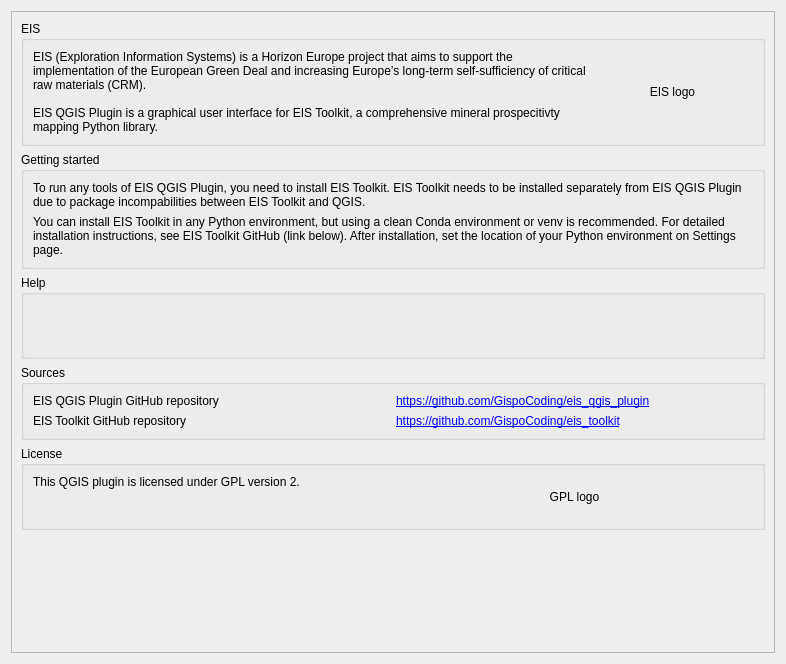
GispoCoding/eis_qgis_plugin, file eis_qgis_plugin/resources/ui/wizard_about.ui: the form before one commit.
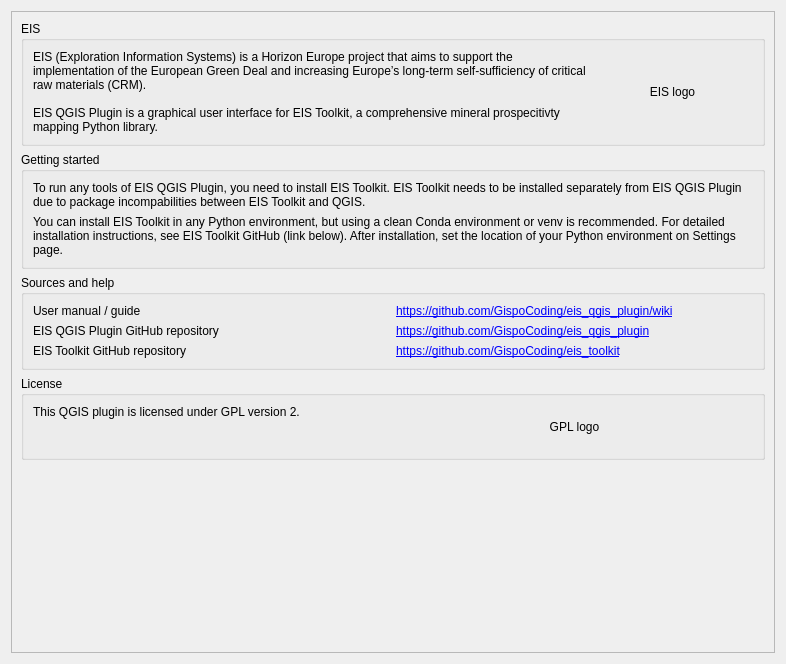
The form after the commit.

Commit message: docs: add user manual link to Wizard About page

```diff
--- a/eis_qgis_plugin/resources/ui/wizard_about.ui
+++ b/eis_qgis_plugin/resources/ui/wizard_about.ui
@@ -107,26 +107,6 @@
          </layout>
         </widget>
        </item>
-       <item>
-        <widget class="QGroupBox" name="groupBox_4">
-         <property name="sizePolicy">
-          <sizepolicy hsizetype="Preferred" vsizetype="Preferred">
-           <horstretch>0</horstretch>
-           <verstretch>0</verstretch>
-          </sizepolicy>
-         </property>
-         <property name="minimumSize">
-          <size>
-           <width>0</width>
-           <height>84</height>
-          </size>
-         </property>
-         <property name="title">
-          <string>Help</string>
-         </property>
-         <layout class="QVBoxLayout" name="verticalLayout_2"/>
-        </widget>
-       </item>
        <item>
         <widget class="QGroupBox" name="groupBox_2">
          <property name="sizePolicy">
@@ -136,40 +116,57 @@
           </sizepolicy>
          </property>
          <property name="title">
-          <string>Sources</string>
+          <string>Sources and help</string>
          </property>
          <layout class="QGridLayout" name="gridLayout">
-          <item row="0" column="1">
-           <widget class="QLabel" name="label_20">
-            <property name="text">
-             <string notr="true">&lt;html&gt;&lt;head/&gt;&lt;body&gt;&lt;p&gt;&lt;a href=&quot;https://github.com/GispoCoding/eis_qgis_plugin&quot;&gt;&lt;span style=&quot; text-decoration: underline; color:#0000ff;&quot;&gt;https://github.com/GispoCoding/eis_qgis_plugin&lt;/span&gt;&lt;/a&gt;&lt;/p&gt;&lt;/body&gt;&lt;/html&gt;</string>
-            </property>
-            <property name="openExternalLinks">
-             <bool>true</bool>
-            </property>
-           </widget>
-          </item>
-          <item row="1" column="1">
-           <widget class="QLabel" name="label_21">
-            <property name="text">
-             <string notr="true">&lt;html&gt;&lt;head/&gt;&lt;body&gt;&lt;p&gt;&lt;a href=&quot;https://github.com/GispoCoding/eis_toolkit&quot;&gt;&lt;span style=&quot; text-decoration: underline; color:#0000ff;&quot;&gt;https://github.com/GispoCoding/eis_toolkit&lt;/span&gt;&lt;/a&gt;&lt;/p&gt;&lt;/body&gt;&lt;/html&gt;</string>
-            </property>
-            <property name="openExternalLinks">
-             <bool>true</bool>
-            </property>
-           </widget>
-          </item>
           <item row="1" column="0">
+           <widget class="QLabel" name="label">
+            <property name="text">
+             <string>EIS QGIS Plugin GitHub repository</string>
+            </property>
+           </widget>
+          </item>
+          <item row="2" column="0">
            <widget class="QLabel" name="label_3">
             <property name="text">
              <string>EIS Toolkit GitHub repository</string>
             </property>
            </widget>
           </item>
+          <item row="2" column="1">
+           <widget class="QLabel" name="label_21">
+            <property name="text">
+             <string notr="true">&lt;html&gt;&lt;head/&gt;&lt;body&gt;&lt;p&gt;&lt;a href=&quot;https://github.com/GispoCoding/eis_toolkit&quot;&gt;&lt;span style=&quot; text-decoration: underline; color:#0000ff;&quot;&gt;https://github.com/GispoCoding/eis_toolkit&lt;/span&gt;&lt;/a&gt;&lt;/p&gt;&lt;/body&gt;&lt;/html&gt;</string>
+            </property>
+            <property name="openExternalLinks">
+             <bool>true</bool>
+            </property>
+           </widget>
+          </item>
+          <item row="1" column="1">
+           <widget class="QLabel" name="label_20">
+            <property name="text">
+             <string notr="true">&lt;html&gt;&lt;head/&gt;&lt;body&gt;&lt;p&gt;&lt;a href=&quot;https://github.com/GispoCoding/eis_qgis_plugin&quot;&gt;&lt;span style=&quot; text-decoration: underline; color:#0000ff;&quot;&gt;https://github.com/GispoCoding/eis_qgis_plugin&lt;/span&gt;&lt;/a&gt;&lt;/p&gt;&lt;/body&gt;&lt;/html&gt;</string>
+            </property>
+            <property name="openExternalLinks">
+             <bool>true</bool>
+            </property>
+           </widget>
+          </item>
           <item row="0" column="0">
-           <widget class="QLabel" name="label">
+           <widget class="QLabel" name="label_7">
             <property name="text">
-             <string>EIS QGIS Plugin GitHub repository</string>
+             <string>User manual / guide</string>
+            </property>
+           </widget>
+          </item>
+          <item row="0" column="1">
+           <widget class="QLabel" name="label_22">
+            <property name="text">
+             <string notr="true">&lt;html&gt;&lt;head/&gt;&lt;body&gt;&lt;p&gt;&lt;a href=&quot;https://github.com/GispoCoding/eis_qgis_plugin/wiki&quot;&gt;&lt;span style=&quot; text-decoration: underline; color:#0000ff;&quot;&gt;https://github.com/GispoCoding/eis_qgis_plugin/wiki&lt;/span&gt;&lt;/a&gt;&lt;/p&gt;&lt;/body&gt;&lt;/html&gt;</string>
+            </property>
+            <property name="openExternalLinks">
+             <bool>true</bool>
             </property>
            </widget>
           </item>
```
